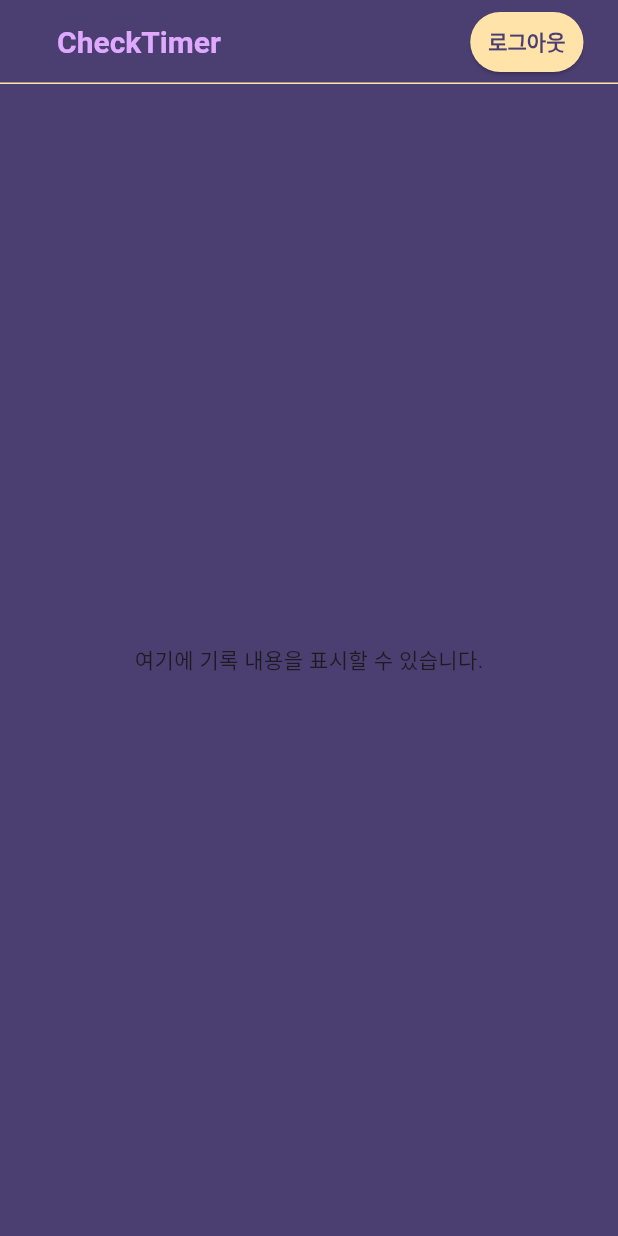
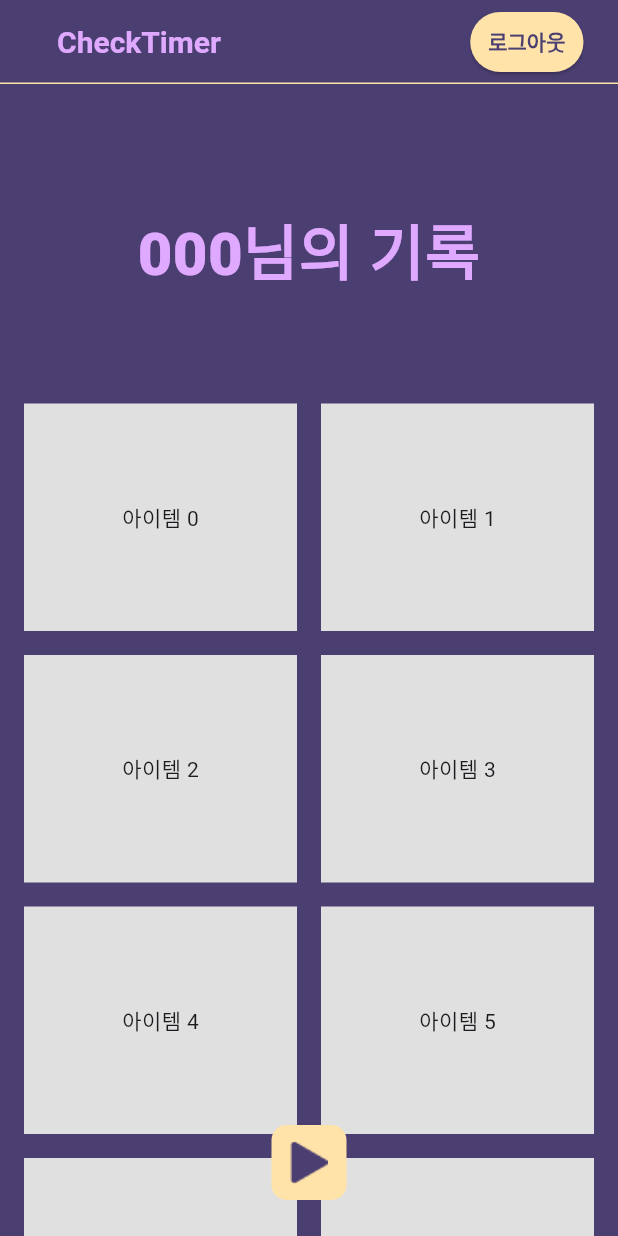
Before and after one commit to ryujebin/CheckTimer, a Flutter app: the MyRecord screen opened directly, on a phone screen of 412 x 824 dp. Run offline on Flutter 3.47's test engine with Material 3 defaults, Android fonts, the phone set to English and light mode, and no system bars; our stand-ins replace cloud_firestore, firebase_auth, firebase_core; accounts and stored records are empty; Roboto replaces fonts that are missing (Pretendard).

Commit message:
myrecode_main UI

```diff
--- a/lib/Components/Buttons/ElevationButton/ElevationButton.dart
+++ b/lib/Components/Buttons/ElevationButton/ElevationButton.dart
@@ -2,7 +2,7 @@ import 'package:flutter/material.dart';
 import '../../../Core/theme/colors.dart';
 
 class ElevationBtn extends StatelessWidget {
-  final String text;
+  final String? text;
   final Widget? child;
   final double? height;
   final double? width;
--- a/lib/Pages/MyRecode/Myrecode_main.dart
+++ b/lib/Pages/MyRecode/Myrecode_main.dart
@@ -1,7 +1,8 @@
 import 'package:flutter/material.dart';
+import 'package:test_flutter/Components/Buttons/ElevationButton/ElevationButton.dart';
+import 'package:test_flutter/Components/TitleText/TitleText.dart';
 
 import '../../Components/Appbar/Appbar.dart';
-
 
 class MyRecord extends StatelessWidget {
   const MyRecord({super.key});
@@ -10,8 +11,65 @@ class MyRecord extends StatelessWidget {
   Widget build(BuildContext context) {
     return Scaffold(
       appBar: MainAppbar(),
-      body: const Center(
-        child: Text('여기에 기록 내용을 표시할 수 있습니다.'),
+      body: Stack(
+        children: [
+          /// 1. 스크롤 가능한 콘텐츠 영역
+          SingleChildScrollView(
+            padding: const EdgeInsets.only(bottom: 100), // 버튼 가려지지 않게 아래 여백
+            child: Column(
+              children: [
+                Padding(
+                  padding: const EdgeInsets.only(top: 82),
+                  child: const TitleText(text: '000님의 기록'),
+                ),
+
+                const SizedBox(height: 55),
+
+                // 여기에 GridView 등 넣기
+                GridView.builder(
+                  shrinkWrap: true,
+                  physics: const NeverScrollableScrollPhysics(), // 내부 Grid만 스크롤 안 하게
+                  itemCount: 8,
+                  padding: const EdgeInsets.all(16),
+                  gridDelegate: const SliverGridDelegateWithFixedCrossAxisCount(
+                    crossAxisCount: 2,
+                    mainAxisSpacing: 16,
+                    crossAxisSpacing: 16,
+                    childAspectRatio: 1.2,
+                  ),
+                  itemBuilder: (context, index) {
+                    return Container(
+                      color: Colors.grey[300],
+                      child: Center(child: Text('아이템 $index')),
+                    );
+                  },
+                ),
+              ],
+            ),
+          ),
+
+          /// 2. 하단 고정 버튼
+          Positioned(
+            bottom: 24,
+            left: 0,
+            right: 0,
+            child: Center(child: DeleteBtn()),
+          ),
+        ],
+      ),
+    );
+  }
+
+  Widget DeleteBtn() {
+    return ElevationBtn(
+      onPressed: () {},
+      width: 50,
+      height: 50,
+      text: '',
+      child: Image.asset(
+        'assets/images/startimg.png',
+        height: 30,
+        width: 30,
       ),
     );
   }
--- a/lib/main.dart
+++ b/lib/main.dart
@@ -3,6 +3,7 @@ import 'package:provider/provider.dart';
 import 'package:test_flutter/Core/theme/colors.dart';
 import 'package:test_flutter/Pages/Homescreen/HomeScreen.dart';
 import 'package:firebase_core/firebase_core.dart';
+import 'package:test_flutter/Pages/MyRecode/Myrecode_main.dart';
 import 'package:test_flutter/Providers/Timer_setting_data_provider.dart';
 import 'Pages/SplashScreen/SplashScreen.dart';
 
@@ -33,7 +34,7 @@ class MyApp extends StatelessWidget {
         scaffoldBackgroundColor: AppColors.background,
         fontFamily: 'Pretendard', // 원하는 폰트 지정
       ),
-      home: const SplashScreen(),
+      home: const MyRecord(),
     );
   }
 }
```
